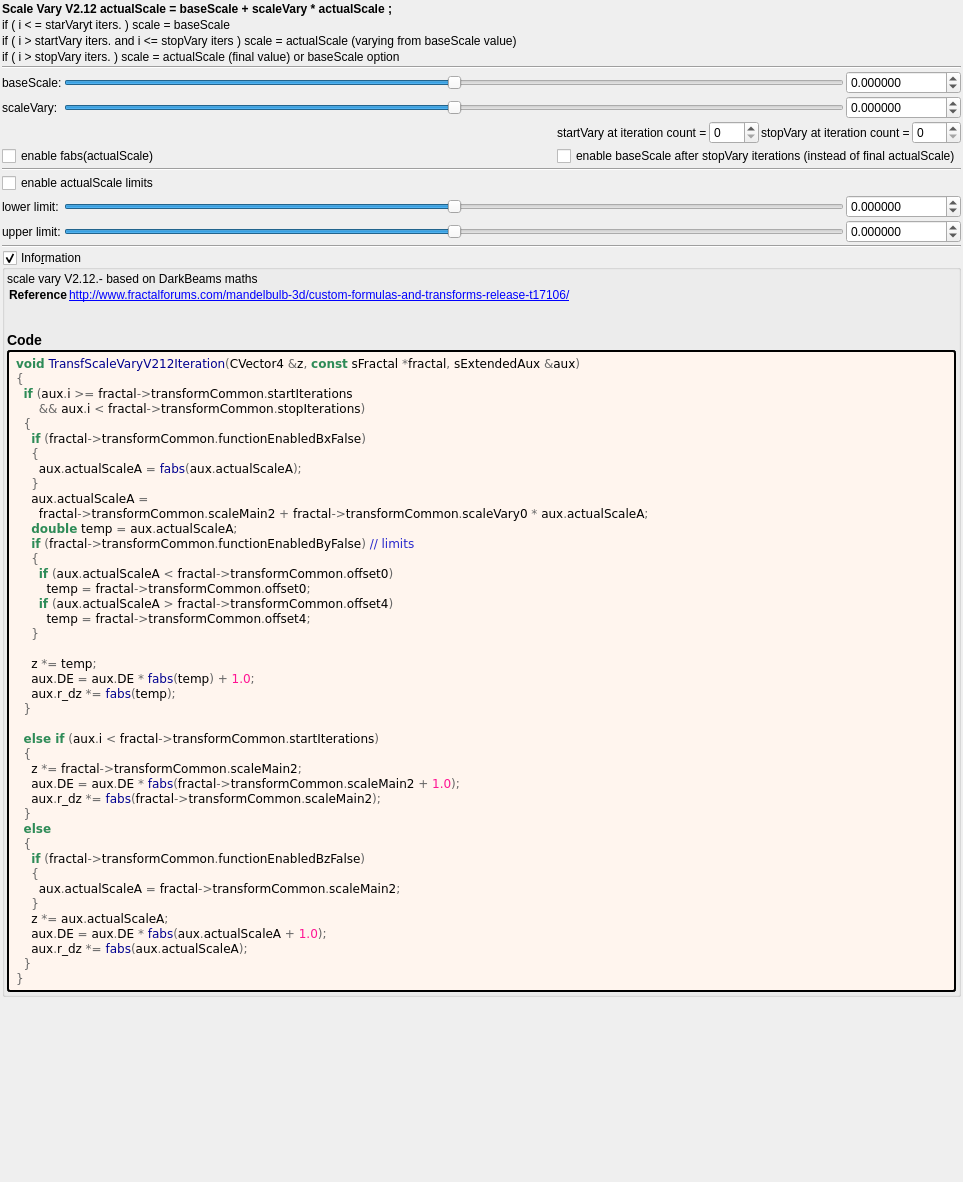
This is mandelbulber2/formula/ui/fractal_transf_scale_vary_v212.ui in buddhi1980/mandelbulber2 as Qt 5 draws it before an edit. The edited form follows.
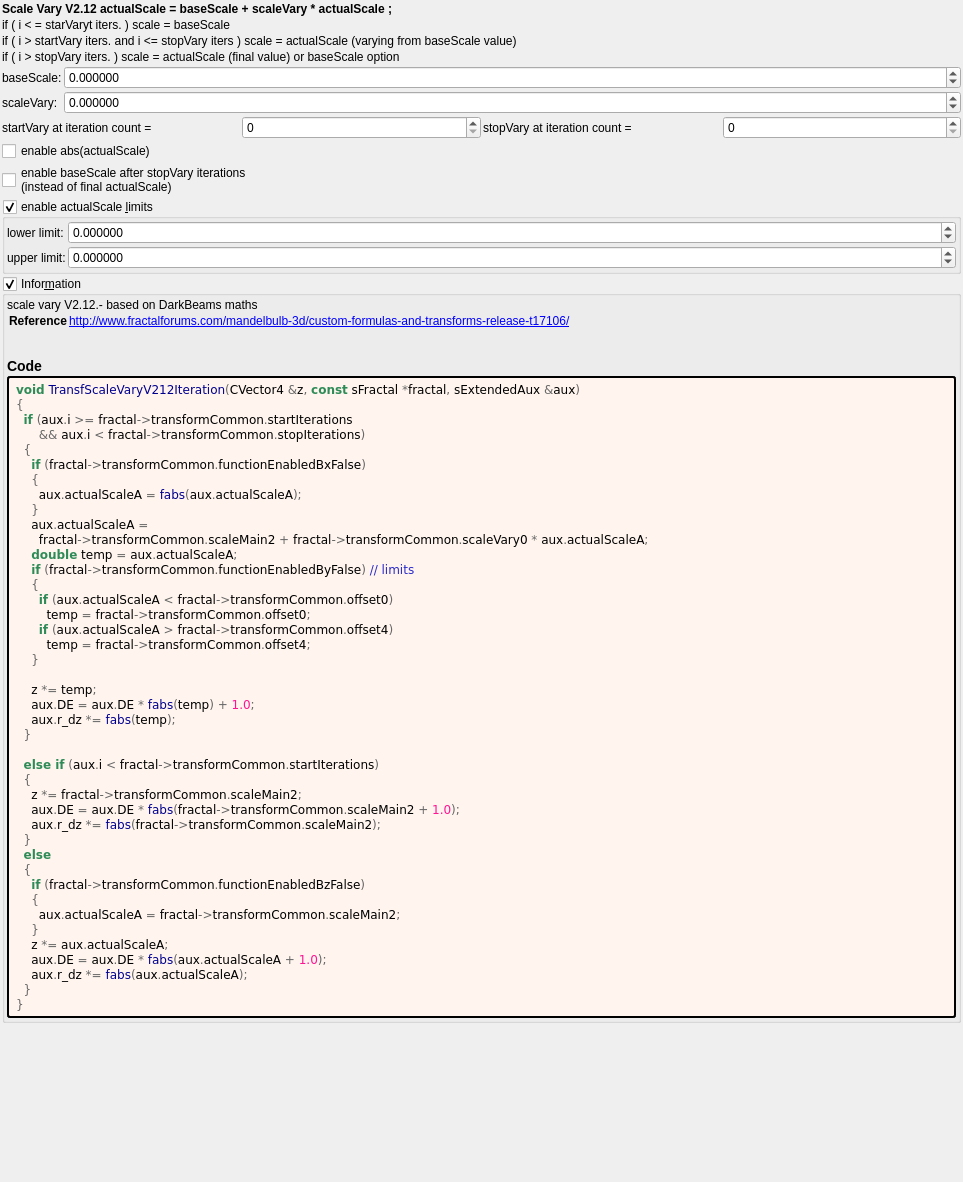
This is the edited form. Custom widgets are drawn as their Qt base class.

```diff
--- a/mandelbulber2/formula/ui/fractal_transf_scale_vary_v212.ui
+++ b/mandelbulber2/formula/ui/fractal_transf_scale_vary_v212.ui
@@ -30,29 +30,6 @@
     <number>2</number>
    </property>
    <item>
-    <layout class="QGridLayout" name="gridLayout_14">
-     <item row="1" column="0" colspan="3">
-      <widget class="QLabel" name="label_147">
-       <property name="text">
-        <string>if ( i &lt; = starVaryt iters. ) scale = baseScale</string>
-       </property>
-      </widget>
-     </item>
-     <item row="2" column="0" colspan="3">
-      <widget class="QLabel" name="label_159">
-       <property name="text">
-        <string>if ( i &gt; startVary iters. and i &lt;= stopVary iters ) scale = actualScale (varying from baseScale value)</string>
-       </property>
-      </widget>
-     </item>
-     <item row="3" column="0" colspan="3">
-      <widget class="QLabel" name="label_157">
-       <property name="text">
-        <string>if ( i &gt; stopVary iters. ) scale = actualScale (final value) or baseScale option</string>
-       </property>
-      </widget>
-     </item>
-     <item row="0" column="0" colspan="3">
       <widget class="QLabel" name="label_141">
        <property name="font">
         <font>
@@ -63,84 +40,118 @@
        <property name="text">
         <string>Scale Vary V2.12 actualScale = baseScale + scaleVary * actualScale ;</string>
        </property>
-      </widget>
-     </item>
-     <item row="4" column="0" colspan="3">
-      <layout class="QGridLayout" name="gridLayout_30">
-       <property name="spacing">
-        <number>2</number>
-       </property>
-       <item row="13" column="0">
-        <widget class="QLabel" name="label_146">
+     <property name="wordWrap">
+      <bool>true</bool>
+     </property>
+    </widget>
+   </item>
+   <item>
+    <widget class="QLabel" name="label_147">
+     <property name="text">
+      <string>if ( i &lt; = starVaryt iters. ) scale = baseScale</string>
+     </property>
+     <property name="wordWrap">
+      <bool>true</bool>
+     </property>
+    </widget>
+   </item>
+   <item>
+    <widget class="QLabel" name="label_159">
          <property name="text">
-          <string>lower limit:</string>
-         </property>
-        </widget>
-       </item>
-       <item row="16" column="0" colspan="3">
-        <widget class="Line" name="line">
-         <property name="orientation">
-          <enum>Qt::Horizontal</enum>
-         </property>
-        </widget>
-       </item>
-       <item row="2" column="1">
-        <widget class="QSlider" name="slider_transf_scale_vary_0">
+      <string>if ( i &gt; startVary iters. and i &lt;= stopVary iters ) scale = actualScale (varying from baseScale value)</string>
+     </property>
+     <property name="wordWrap">
+      <bool>true</bool>
+     </property>
+    </widget>
+   </item>
+   <item>
+    <widget class="QLabel" name="label_157">
+     <property name="text">
+      <string>if ( i &gt; stopVary iters. ) scale = actualScale (final value) or baseScale option</string>
+     </property>
+     <property name="wordWrap">
+      <bool>true</bool>
+     </property>
+    </widget>
+   </item>
+   <item>
+    <layout class="QGridLayout" name="gridLayout" columnstretch="0,1">
+     <item row="0" column="1">
+      <widget class="MyDoubleSpinBox" name="spinbox_transf_scale_main_2">
          <property name="sizePolicy">
-          <sizepolicy hsizetype="Expanding" vsizetype="Maximum">
+        <sizepolicy hsizetype="Minimum" vsizetype="Maximum">
            <horstretch>0</horstretch>
            <verstretch>0</verstretch>
           </sizepolicy>
          </property>
+       <property name="prefix">
+        <string/>
+       </property>
+       <property name="suffix">
+        <string/>
+       </property>
+       <property name="decimals">
+        <number>6</number>
+       </property>
          <property name="minimum">
-          <number>-5000000</number>
+        <double>-100000.000000000000000</double>
          </property>
          <property name="maximum">
-          <number>5000000</number>
-         </property>
-         <property name="value">
-          <number>0</number>
-         </property>
-         <property name="sliderPosition">
-          <number>0</number>
-         </property>
-         <property name="orientation">
-          <enum>Qt::Horizontal</enum>
-         </property>
-        </widget>
-       </item>
-       <item row="0" column="0" colspan="3">
-        <widget class="Line" name="line_3">
-         <property name="orientation">
-          <enum>Qt::Horizontal</enum>
+        <double>100000.000000000000000</double>
+       </property>
+       <property name="singleStep">
+        <double>0.100000000000000</double>
+       </property>
+      </widget>
+     </item>
+     <item row="0" column="0">
+      <widget class="QLabel" name="label_143">
+       <property name="text">
+        <string>baseScale:</string>
+       </property>
+      </widget>
+     </item>
+     <item row="1" column="0">
+      <widget class="QLabel" name="label_144">
+       <property name="text">
+        <string>scaleVary:</string>
          </property>
         </widget>
        </item>
        <item row="1" column="1">
-        <widget class="QSlider" name="slider_transf_scale_main_2">
+      <widget class="MyDoubleSpinBox" name="spinbox_transf_scale_vary_0">
          <property name="sizePolicy">
-          <sizepolicy hsizetype="Expanding" vsizetype="Maximum">
+        <sizepolicy hsizetype="Minimum" vsizetype="Maximum">
            <horstretch>0</horstretch>
            <verstretch>0</verstretch>
           </sizepolicy>
          </property>
+       <property name="prefix">
+        <string/>
+       </property>
+       <property name="suffix">
+        <string/>
+       </property>
+       <property name="decimals">
+        <number>6</number>
+       </property>
          <property name="minimum">
-          <number>-5000000</number>
+        <double>-100000.000000000000000</double>
          </property>
          <property name="maximum">
-          <number>5000000</number>
+        <double>100000.000000000000000</double>
          </property>
          <property name="singleStep">
-          <number>1</number>
-         </property>
-         <property name="orientation">
-          <enum>Qt::Horizontal</enum>
+        <double>0.100000000000000</double>
          </property>
         </widget>
        </item>
-       <item row="7" column="0" colspan="3">
+    </layout>
+   </item>
+   <item>
         <layout class="QGridLayout" name="gridLayout_3">
-         <item row="1" column="3">
+     <item row="0" column="2">
           <widget class="MySpinBox" name="spinboxInt_transf_start_iterations">
            <property name="sizePolicy">
             <sizepolicy hsizetype="Minimum" vsizetype="Maximum">
@@ -159,20 +170,7 @@
            </property>
           </widget>
          </item>
-         <item row="1" column="1">
-          <spacer name="horizontalSpacer_7">
-           <property name="orientation">
-            <enum>Qt::Horizontal</enum>
-           </property>
-           <property name="sizeHint" stdset="0">
-            <size>
-             <width>40</width>
-             <height>2</height>
-            </size>
-           </property>
-          </spacer>
-         </item>
-         <item row="1" column="5">
+     <item row="0" column="4">
           <widget class="MySpinBox" name="spinboxInt_transf_stop_iterations">
            <property name="sizePolicy">
             <sizepolicy hsizetype="Preferred" vsizetype="Maximum">
@@ -185,147 +183,85 @@
            </property>
           </widget>
          </item>
-         <item row="1" column="4">
-          <widget class="QLabel" name="label_50">
-           <property name="text">
-            <string>stopVary at iteration count =</string>
-           </property>
-          </widget>
-         </item>
-         <item row="1" column="2">
+     <item row="0" column="1">
           <widget class="QLabel" name="label_68">
            <property name="text">
             <string>startVary at iteration count =</string>
            </property>
-          </widget>
-         </item>
-         <item row="2" column="2" colspan="4">
-          <widget class="QCheckBox" name="checkBox_transf_function_enabledBz_false">
+       <property name="wordWrap">
+        <bool>true</bool>
+       </property>
+      </widget>
+     </item>
+     <item row="0" column="3">
+      <widget class="QLabel" name="label_50">
            <property name="text">
-            <string>enable baseScale after stopVary iterations (instead of final actualScale)</string>
+        <string>stopVary at iteration count =</string>
+       </property>
+       <property name="wordWrap">
+        <bool>true</bool>
            </property>
           </widget>
          </item>
-         <item row="2" column="1">
+    </layout>
+   </item>
+   <item>
           <widget class="QCheckBox" name="checkBox_transf_function_enabledBx_false">
            <property name="text">
-            <string>enable fabs(actualScale)</string>
+      <string>enable abs(actualScale)</string>
            </property>
           </widget>
          </item>
-        </layout>
-       </item>
-       <item row="12" column="0" colspan="3">
-        <widget class="QCheckBox" name="checkBox_transf_function_enabledBy_false">
+   <item>
+    <widget class="QCheckBox" name="checkBox_transf_function_enabledBz_false">
          <property name="text">
-          <string>enable actualScale limits</string>
+      <string>enable baseScale after stopVary iterations
+(instead of final actualScale)</string>
          </property>
         </widget>
        </item>
-       <item row="11" column="0" colspan="3">
-        <widget class="Line" name="line_2">
-         <property name="orientation">
-          <enum>Qt::Horizontal</enum>
-         </property>
-        </widget>
-       </item>
-       <item row="13" column="2">
-        <widget class="MyDoubleSpinBox" name="spinbox_transf_offset_0">
-         <property name="sizePolicy">
-          <sizepolicy hsizetype="Minimum" vsizetype="Maximum">
-           <horstretch>0</horstretch>
-           <verstretch>0</verstretch>
-          </sizepolicy>
-         </property>
-         <property name="prefix">
-          <string/>
-         </property>
-         <property name="suffix">
-          <string/>
-         </property>
-         <property name="decimals">
-          <number>6</number>
-         </property>
-         <property name="minimum">
-          <double>-100000.000000000000000</double>
-         </property>
-         <property name="maximum">
-          <double>100000.000000000000000</double>
-         </property>
-         <property name="singleStep">
-          <double>0.100000000000000</double>
-         </property>
-        </widget>
-       </item>
-       <item row="1" column="2">
-        <widget class="MyDoubleSpinBox" name="spinbox_transf_scale_main_2">
-         <property name="sizePolicy">
-          <sizepolicy hsizetype="Minimum" vsizetype="Maximum">
-           <horstretch>0</horstretch>
-           <verstretch>0</verstretch>
-          </sizepolicy>
-         </property>
-         <property name="prefix">
-          <string/>
-         </property>
-         <property name="suffix">
-          <string/>
-         </property>
-         <property name="decimals">
-          <number>6</number>
-         </property>
-         <property name="minimum">
-          <double>-100000.000000000000000</double>
-         </property>
-         <property name="maximum">
-          <double>100000.000000000000000</double>
-         </property>
-         <property name="singleStep">
-          <double>0.100000000000000</double>
-         </property>
-        </widget>
-       </item>
+   <item>
+    <widget class="MyGroupBox" name="groupCheck_transf_function_enabledBy_false">
+     <property name="title">
+      <string>enable actualScale &amp;limits</string>
+     </property>
+     <property name="checkable">
+      <bool>true</bool>
+     </property>
+     <layout class="QVBoxLayout" name="verticalLayout_3">
+      <property name="leftMargin">
+       <number>2</number>
+      </property>
+      <property name="topMargin">
+       <number>2</number>
+      </property>
+      <property name="rightMargin">
+       <number>2</number>
+      </property>
+      <property name="bottomMargin">
+       <number>2</number>
+      </property>
+      <item>
+       <layout class="QGridLayout" name="gridLayout_30" columnstretch="0,1">
+        <property name="spacing">
+         <number>2</number>
+        </property>
        <item row="1" column="0">
-        <widget class="QLabel" name="label_143">
-         <property name="text">
-          <string>baseScale:</string>
-         </property>
-        </widget>
-       </item>
-       <item row="14" column="0">
         <widget class="QLabel" name="label_145">
          <property name="text">
           <string>upper limit:</string>
          </property>
         </widget>
        </item>
-       <item row="14" column="1">
-        <widget class="QSlider" name="slider_transf_offset_4">
-         <property name="sizePolicy">
-          <sizepolicy hsizetype="Expanding" vsizetype="Maximum">
-           <horstretch>0</horstretch>
-           <verstretch>0</verstretch>
-          </sizepolicy>
-         </property>
-         <property name="minimum">
-          <number>-5000000</number>
-         </property>
-         <property name="maximum">
-          <number>5000000</number>
-         </property>
-         <property name="value">
-          <number>0</number>
-         </property>
-         <property name="sliderPosition">
-          <number>0</number>
-         </property>
-         <property name="orientation">
-          <enum>Qt::Horizontal</enum>
+        <item row="0" column="0">
+         <widget class="QLabel" name="label_146">
+          <property name="text">
+           <string>lower limit:</string>
          </property>
         </widget>
        </item>
-       <item row="2" column="2">
-        <widget class="MyDoubleSpinBox" name="spinbox_transf_scale_vary_0">
+        <item row="0" column="1">
+         <widget class="MyDoubleSpinBox" name="spinbox_transf_offset_0">
          <property name="sizePolicy">
           <sizepolicy hsizetype="Minimum" vsizetype="Maximum">
            <horstretch>0</horstretch>
@@ -352,32 +288,7 @@
          </property>
         </widget>
        </item>
-       <item row="13" column="1">
-        <widget class="QSlider" name="slider_transf_offset_0">
-         <property name="sizePolicy">
-          <sizepolicy hsizetype="Expanding" vsizetype="Maximum">
-           <horstretch>0</horstretch>
-           <verstretch>0</verstretch>
-          </sizepolicy>
-         </property>
-         <property name="minimum">
-          <number>-5000000</number>
-         </property>
-         <property name="maximum">
-          <number>5000000</number>
-         </property>
-         <property name="value">
-          <number>0</number>
-         </property>
-         <property name="sliderPosition">
-          <number>0</number>
-         </property>
-         <property name="orientation">
-          <enum>Qt::Horizontal</enum>
-         </property>
-        </widget>
-       </item>
-       <item row="14" column="2">
+        <item row="1" column="1">
         <widget class="MyDoubleSpinBox" name="spinbox_transf_offset_4">
          <property name="sizePolicy">
           <sizepolicy hsizetype="Minimum" vsizetype="Maximum">
@@ -405,21 +316,15 @@
          </property>
         </widget>
        </item>
-       <item row="2" column="0">
-        <widget class="QLabel" name="label_144">
-         <property name="text">
-          <string>scaleVary:</string>
-         </property>
-        </widget>
-       </item>
-      </layout>
-     </item>
-    </layout>
+       </layout>
+      </item>
+     </layout>
+    </widget>
    </item>
    <item>
     <widget class="MyGroupBox" name="groupCheck_info">
      <property name="title">
-      <string>Info&amp;rmation</string>
+      <string>Infor&amp;mation</string>
      </property>
      <property name="flat">
       <bool>false</bool>
@@ -545,17 +450,17 @@
   </layout>
  </widget>
  <customwidgets>
+  <customwidget>
+   <class>MyDoubleSpinBox</class>
+   <extends>QDoubleSpinBox</extends>
+   <header>my_double_spin_box.h</header>
+  </customwidget>
   <customwidget>
    <class>MyGroupBox</class>
    <extends>QGroupBox</extends>
    <header>my_group_box.h</header>
    <container>1</container>
   </customwidget>
-  <customwidget>
-   <class>MyDoubleSpinBox</class>
-   <extends>QDoubleSpinBox</extends>
-   <header>my_double_spin_box.h</header>
-  </customwidget>
   <customwidget>
    <class>MySpinBox</class>
    <extends>QSpinBox</extends>
```
Left out of the diff: 2 changed lines with no effect on the pictures. Lines whose indentation alone changed are shown as unchanged.
